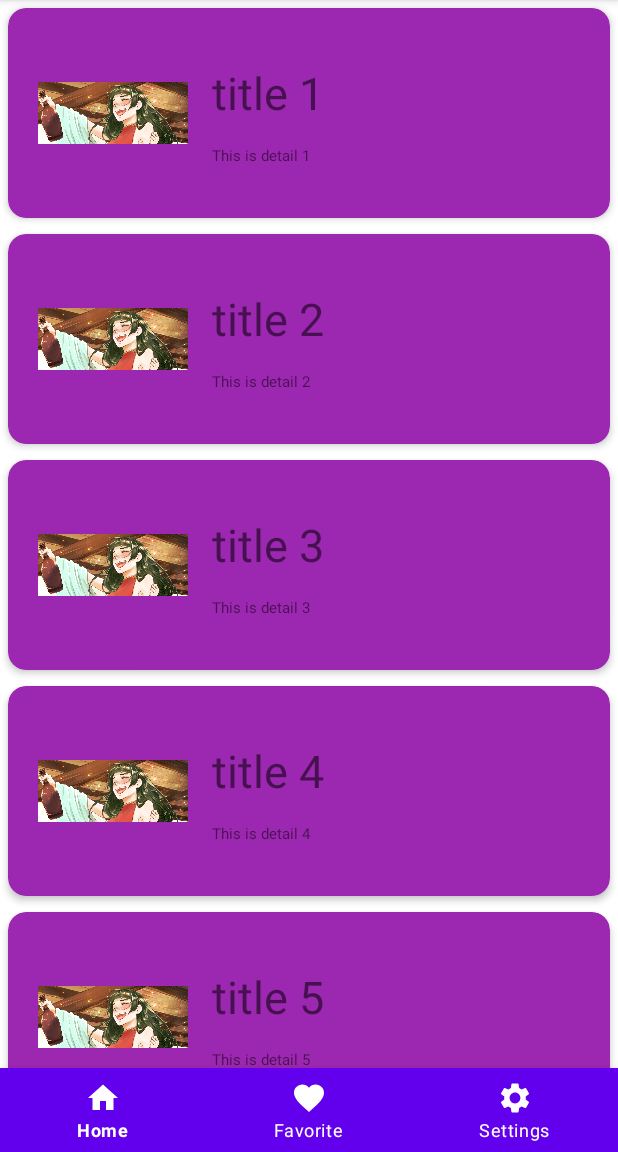
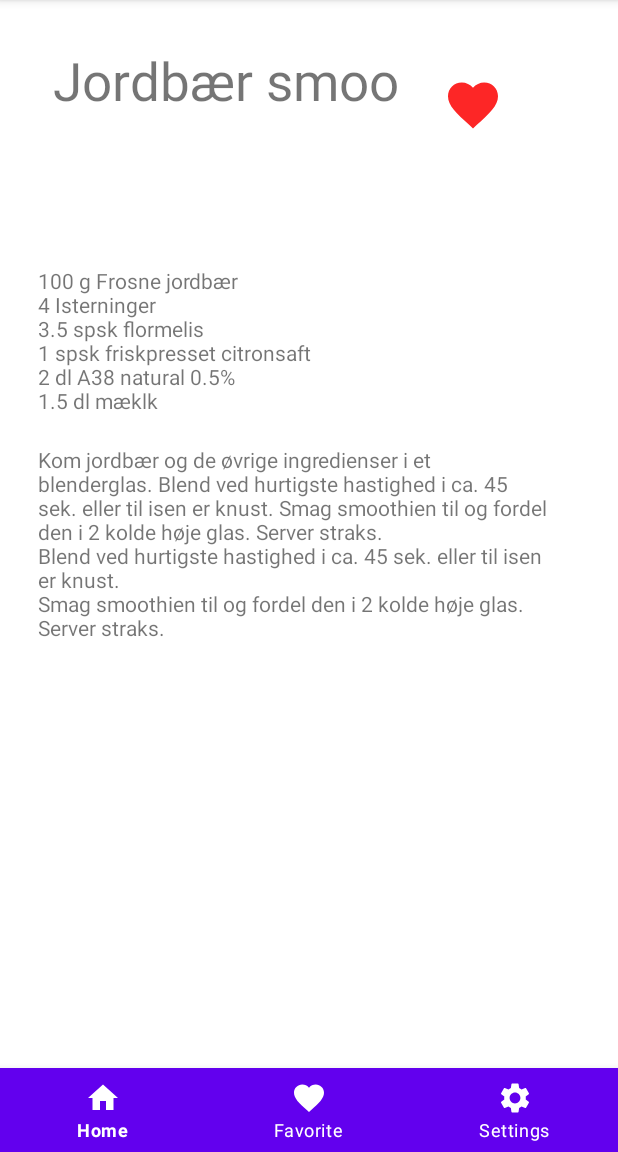
Before and after one commit to yuyus19/KogeBog, an Android app: the fragment DrinksFragment placed in its activity, on a phone screen of 412 x 824 dp, the part 84-1236 px from its top. Run offline under Robolectric (Android 15) with nearby library versions, the phone set to English and light mode, and no system bars.

Commit message:
recycle in beta

```diff
--- a/app/src/main/java/com/example/kogebog/homeOption/DrinksFragment.kt
+++ b/app/src/main/java/com/example/kogebog/homeOption/DrinksFragment.kt
@@ -9,39 +9,36 @@ import androidx.recyclerview.widget.LinearLayoutManager
 import androidx.recyclerview.widget.RecyclerView
 import com.example.dicerally.R
 import com.example.dicerally.databinding.FragmentDrinksBinding
-import com.example.kogebog.Adapter.RecyclerAdapter
-import kotlinx.android.synthetic.main.fragment_drinks.*
 
 
-class DrinksFragment : Fragment(R.layout.fragment_drinks) {
 
-    //private var _binding: FragmentDrinksBinding? = null
+class DrinksFragment : Fragment() {
 
+    private var _binding: FragmentDrinksBinding?=null
     // This property is only valid between onCreateView and
-    // onDestroyView.
-    //private val binding get() = _binding!!
-    private var layoutManager: RecyclerView.LayoutManager? = null
-    private var adapter: RecyclerView.Adapter<RecyclerAdapter.ViewHolder>? = null
+// onDestroyView.
+    private val binding get() = _binding!!
 
     override fun onCreateView(
-        inflater: LayoutInflater, container: ViewGroup?,
+        inflater: LayoutInflater,
+        container: ViewGroup?,
         savedInstanceState: Bundle?
     ): View? {
-        // Inflate the layout for this fragment
-        return inflater.inflate(R.layout.fragment_drinks, container, false)
+        _binding = FragmentDrinksBinding.inflate(inflater, container, false)
+
+        val starters=IndholdDrinks
+        binding.titelOpskrift.setText(starters.title?.get(0))
+        binding.ingredientsOpskrift.setText(starters.ingredients?.get(0))
+        binding.manual.setText(starters.procedure?.get(0))
+
+
+        val view = binding.root
+        return view
     }
 
-    override fun onViewCreated(itemView: View, savedInstanceState: Bundle?) {
-        super.onViewCreated(itemView, savedInstanceState)
-        recycler_View.apply {
-            // set a LinearLayoutManager to handle Android
-            // RecyclerView behavior
-            layoutManager = LinearLayoutManager(activity)
-            // set the custom adapter to the RecyclerView
-            adapter = RecyclerAdapter()
-        }
-
-
+    override fun onDestroyView() {
+        super.onDestroyView()
+        _binding = null
     }
 
 }
--- a/app/src/main/java/com/example/kogebog/homeOption/IndholdDrinks.kt
+++ b/app/src/main/java/com/example/kogebog/homeOption/IndholdDrinks.kt
@@ -1,7 +1,7 @@
 package com.example.kogebog.homeOption
 
 object IndholdDrinks {
-    var title: Array<String?>? = arrayOf(
+    var title = arrayOf(
         "Jordbær smoothie",
         "Cappuchino",
         "Is kaffe",
@@ -9,7 +9,7 @@ object IndholdDrinks {
         "Gin Hass"
     )
 
-    var ingredients: Array<String?>? = arrayOf(
+    var ingredients = arrayOf(
         "100 g Frosne jordbær\n4 Isterninger\n3.5 spsk flormelis\n1 spsk friskpresset citronsaft\n2 dl A38 natural 0.5%\n1.5 dl mæklk",
         "4 kopper stærk kaffe\n4.5 dl mælk\n1 dl pisket fløde\nReven chokolade",
         "1.5 dl stærk kaffe\n1.5 tsk sukker\nMasser af isterninger\n 2 dl mælk",
@@ -17,7 +17,7 @@ object IndholdDrinks {
         "4 cl gin\n2 cl mangosirup\n1 lime\n10 cl lemon sodavand\nisterninger\n1 stængel frisk mynte, kan undlades"
     )
 
-    var procedure: Array<String?>? = arrayOf(
+    var procedure = arrayOf(
         "Kom jordbær og de øvrige ingredienser i et blenderglas. Blend ved hurtigste hastighed i ca. 45 sek. eller til isen er knust. Smag smoothien til og fordel den i 2 kolde høje glas. Server straks.\nBlend ved hurtigste hastighed i ca. 45 sek. eller til isen er knust.\nSmag smoothien til og fordel den i 2 kolde høje glas. Server straks.",
         "Lav 4 kopper stærk kaffe, helst på en espressomaskine eller på en stempelkaffekande.\nVarm mælken i en gryde til kogepunktet under kraftig piskning.\n3. Fyld kopperne halvt op med kaffe og tilsæt den varme mælk.\nAnbring flødeskum øverst, og drys med reven chokolade.",
         "Rør kaffe og sukker sammen i et glas, til sukkeret er opløst.\nKom en god håndfuld isterninger i og mælk til glasset er fyldt.",
--- a/app/src/main/java/com/example/kogebog/homeOption/RecipeFragment.kt
+++ b/app/src/main/java/com/example/kogebog/homeOption/RecipeFragment.kt
@@ -8,6 +8,7 @@ import android.view.ViewGroup
 import android.widget.Toast
 import com.example.dicerally.R
 import com.example.dicerally.databinding.FragmentRecipeBinding
+import com.example.kogebog.Adapter.MainRecycler
 
 
 class RecipeFragment : Fragment() {
@@ -66,7 +67,7 @@ private var _binding:FragmentRecipeBinding?=null
             var tx = fManager.beginTransaction()
 
 
-            tx.replace(R.id.fl_wrapper, DrinksFragment())
+            tx.replace(R.id.fl_wrapper, MainRecycler())
             tx.addToBackStack(null)
             tx.commit()
         }
--- a/app/src/main/res/layout/fragment_drinks.xml
+++ b/app/src/main/res/layout/fragment_drinks.xml
@@ -6,15 +6,72 @@
     android:layout_height="match_parent"
     tools:context="com.example.kogebog.homeOption.DrinksFragment"
     >
-    <androidx.recyclerview.widget.RecyclerView
-        android:id="@+id/recycler_View"
+    <LinearLayout
+        android:id="@+id/detail_container"
         android:layout_width="match_parent"
+        android:layout_weight="1"
         android:layout_height="match_parent"
-        app:layout_constraintRight_toRightOf="parent"
-        app:layout_constraintLeft_toLeftOf="parent"
-        app:layout_constraintTop_toTopOf="parent"
-        app:layout_constraintBottom_toBottomOf="parent"
-        android:orientation="vertical"
-        />
+        android:layout_margin="20dp"
+        android:name="com.example.SelectAnItemFragment"
+        android:orientation="horizontal">
+
+        <ScrollView
+            android:layout_width="345dp"
+            android:layout_height="match_parent"
+            android:layout_alignParentStart="true"
+            android:layout_alignParentTop="true"
+            android:layout_alignParentEnd="true">
+
+            <RelativeLayout
+                android:layout_width="match_parent"
+                android:layout_height="wrap_content"
+                android:orientation="vertical"
+                android:paddingLeft="5dp">
+
+                <TextView
+                    android:id="@+id/titel_opskrift"
+                    android:layout_width="match_parent"
+                    android:layout_height="wrap_content"
+                    android:padding="10dp"
+                    android:textSize="35dp"
+                    android:layout_alignParentTop="true"
+
+                    />
+                <ImageView
+                    android:id="@+id/mainCorse1Image"
+                    android:layout_width="200dp"
+                    android:layout_height="90dp"
+                    android:layout_below="@+id/titel_opskrift"
+                    android:layout_centerHorizontal="true"
+                    />
+                <TextView
+                    android:id="@+id/ingredients_opskrift"
+                    android:layout_width="match_parent"
+                    android:layout_height="wrap_content"
+                    android:layout_below="@id/mainCorse1Image"
+                    android:layout_alignParentEnd="true"
+                    android:layout_marginEnd="7dp" />
+
+                <TextView
+                    android:id="@+id/manual"
+                    android:layout_width="match_parent"
+                    android:layout_height="wrap_content"
+                    android:layout_marginTop="20dp"
+                    android:layout_below="@id/ingredients_opskrift"/>
+
+                <ImageButton
+                    android:layout_width="100dp"
+                    android:layout_height="100dp"
+                    android:layout_alignParentTop="true"
+                    android:layout_alignParentRight="true"
+                    android:background="@color/cardview_light_background"
+                    android:src="@drawable/favorite_size40dp">
+
+
+                </ImageButton>
+            </RelativeLayout>
+        </ScrollView>
+    </LinearLayout>
+
 
 </androidx.constraintlayout.widget.ConstraintLayout>
```
Also changed, not shown: app/src/main/java/com/example/kogebog/Adapter/MainRecycler.kt (added, +45 -0 lines), app/src/main/java/com/example/kogebog/Adapter/RecyclerAdapter.kt (+74 -11 lines), app/src/main/java/com/example/kogebog/homeOption/ForretFragment.kt (+4 -4 lines), app/src/main/res/layout/main_recycler.xml (added, +23 -0 lines).
